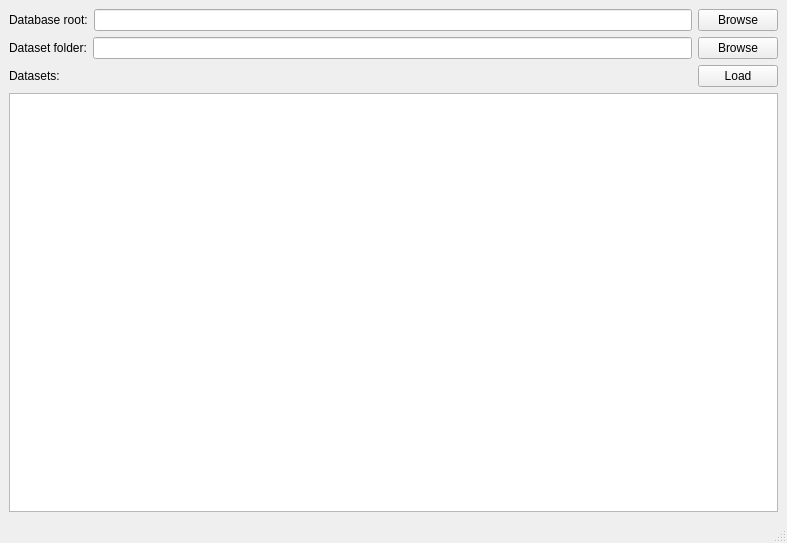
Old version of the form src/qt_designer/import_GUI.ui in the repository jowanpittevils/Databasemanager_Signalplotter.
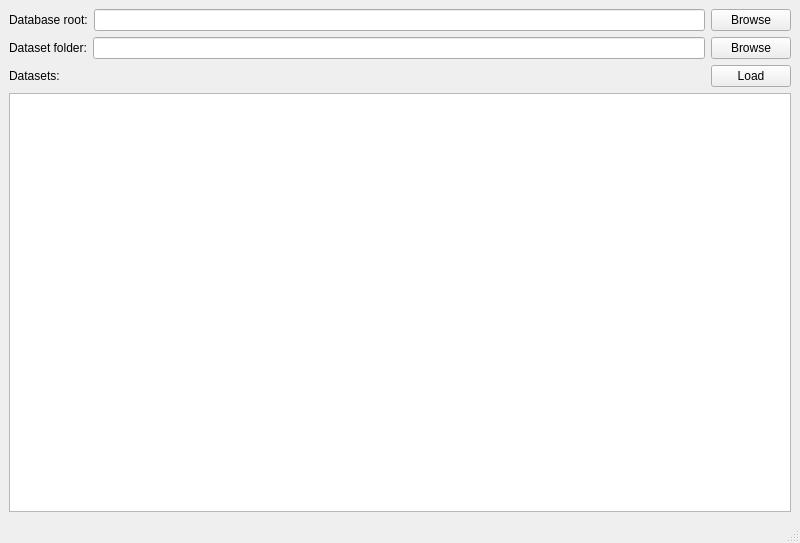
New version of the form.

Commit message: set minimum sizes for windows

What changed in the file:
```diff
--- a/src/qt_designer/import_GUI.ui
+++ b/src/qt_designer/import_GUI.ui
@@ -6,10 +6,16 @@
    <rect>
     <x>0</x>
     <y>0</y>
-    <width>787</width>
+    <width>800</width>
     <height>543</height>
    </rect>
   </property>
+  <property name="minimumSize">
+   <size>
+    <width>800</width>
+    <height>500</height>
+   </size>
+  </property>
   <property name="windowTitle">
    <string>MainWindow</string>
   </property>
```
Left out of the diff: 10 changed lines with no effect on the pictures. The commit also changes 8 other files.
